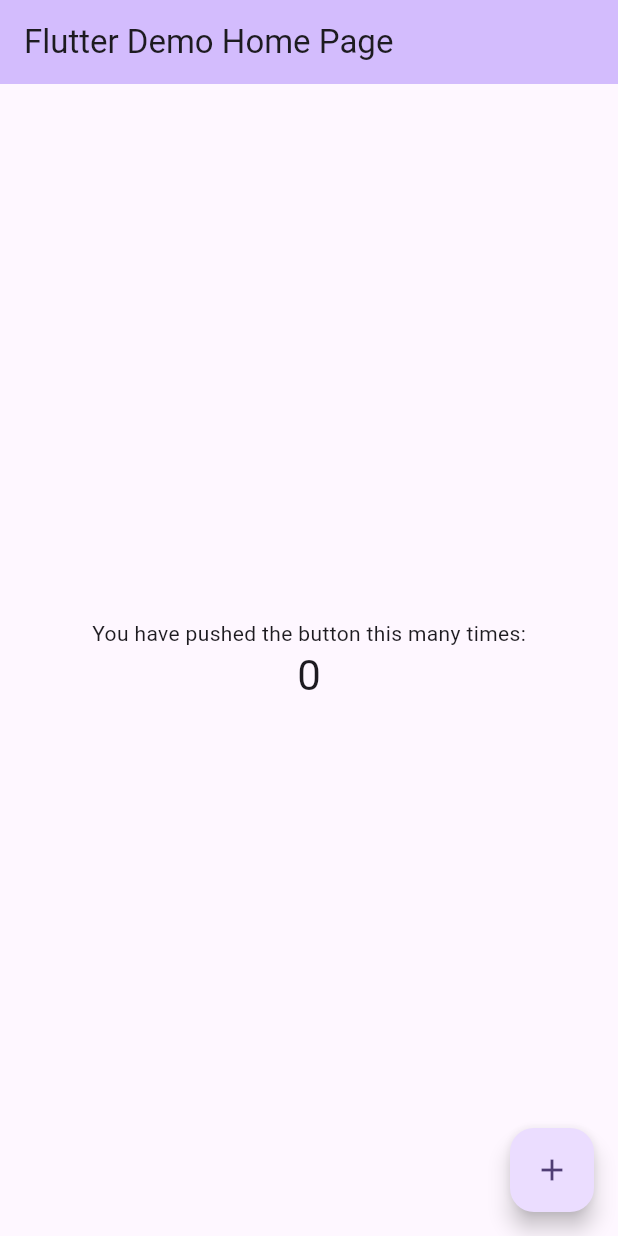
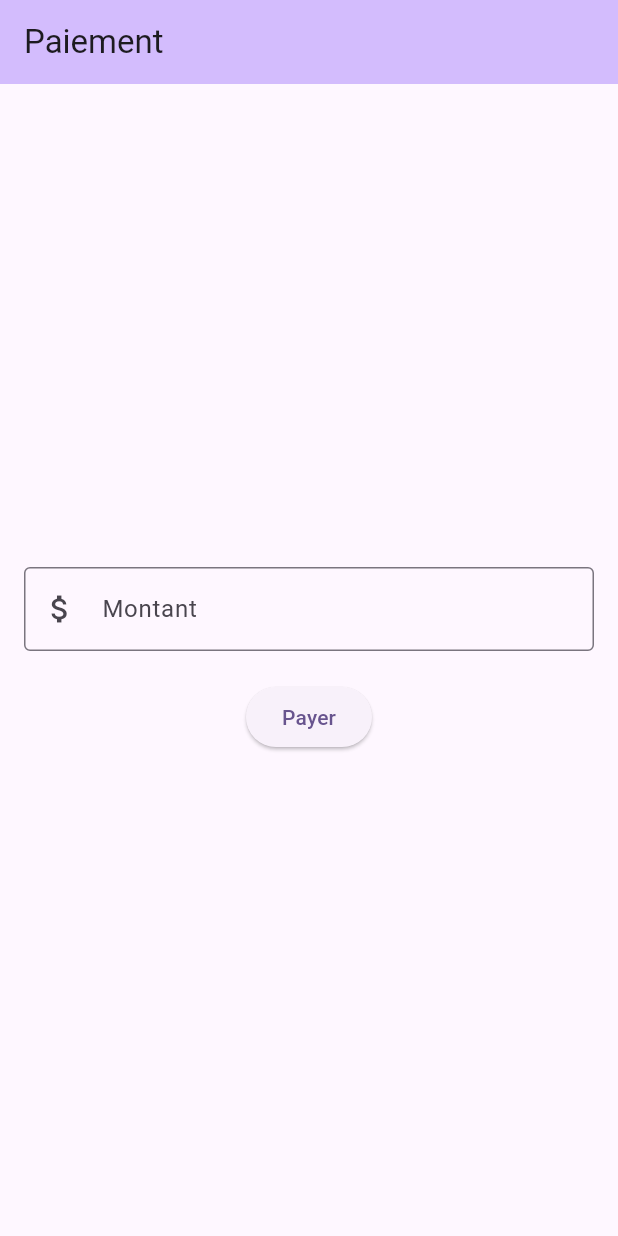
Before and after one commit to Moussier24/PaymeFlutter, a Flutter app: the screen it shows after launch, on a phone screen of 412 x 824 dp. Run offline on Flutter 3.47's test engine with Material 3 defaults, Android fonts, the phone set to English and light mode, and no system bars; our stand-ins replace webview_flutter.

Commit message:
Ajout de la page de paiement

```diff
--- a/lib/main.dart
+++ b/lib/main.dart
@@ -1,4 +1,5 @@
 import 'package:flutter/material.dart';
+import 'package:paymeapp/pages/payment_page.dart'; // Import de la page de paiement
 
 void main() {
   runApp(const MyApp());
@@ -7,64 +8,15 @@ void main() {
 class MyApp extends StatelessWidget {
   const MyApp({super.key});
 
-  // This widget is the root of your application.
   @override
   Widget build(BuildContext context) {
     return MaterialApp(
-      title: 'Flutter Demo',
+      title: 'PayMe App',
       theme: ThemeData(
         colorScheme: ColorScheme.fromSeed(seedColor: Colors.deepPurple),
         useMaterial3: true,
       ),
-      home: const MyHomePage(title: 'Flutter Demo Home Page'),
+      home: const PaymentPage(),
     );
   }
 }
-
-class MyHomePage extends StatefulWidget {
-  const MyHomePage({super.key, required this.title});
-
-  final String title;
-
-  @override
-  State<MyHomePage> createState() => _MyHomePageState();
-}
-
-class _MyHomePageState extends State<MyHomePage> {
-  int _counter = 0;
-
-  void _incrementCounter() {
-    setState(() {
-      _counter++;
-    });
-  }
-
-  @override
-  Widget build(BuildContext context) {
-    return Scaffold(
-      appBar: AppBar(
-        backgroundColor: Theme.of(context).colorScheme.inversePrimary,
-        title: Text(widget.title),
-      ),
-      body: Center(
-        child: Column(
-          mainAxisAlignment: MainAxisAlignment.center,
-          children: <Widget>[
-            const Text(
-              'You have pushed the button this many times:',
-            ),
-            Text(
-              '$_counter',
-              style: Theme.of(context).textTheme.headlineMedium,
-            ),
-          ],
-        ),
-      ),
-      floatingActionButton: FloatingActionButton(
-        onPressed: _incrementCounter,
-        tooltip: 'Increment',
-        child: const Icon(Icons.add),
-      ), // This trailing comma makes auto-formatting nicer for build methods.
-    );
-  }
-}
--- /dev/null
+++ b/lib/pages/payment_page.dart
@@ -0,0 +1,174 @@
+import 'package:flutter/material.dart';
+import 'package:webview_flutter/webview_flutter.dart';
+import 'package:http/http.dart' as http;
+import 'dart:convert';
+
+/// Page principale de paiement permettant à l'utilisateur de saisir un montant
+/// et d'initier une transaction
+class PaymentPage extends StatefulWidget {
+  const PaymentPage({super.key});
+
+  @override
+  State<PaymentPage> createState() => _PaymentPageState();
+}
+
+class _PaymentPageState extends State<PaymentPage> {
+  // Contrôleur pour le champ de saisie du montant
+  final TextEditingController _amountController = TextEditingController();
+
+  // État du chargement
+  bool _isLoading = false;
+
+  /// Fonction qui gère le processus de paiement
+  /// - Envoie une requête POST à l'API
+  /// - Affiche la page de paiement dans un modal si succès
+  /// - Gère les erreurs avec des SnackBar
+  Future<void> _processPayment() async {
+    // Active l'état de chargement
+    setState(() {
+      _isLoading = true;
+    });
+
+    try {
+      // Appel à l'API de transaction
+      final response = await http.post(
+        Uri.parse('https://c511-41-138-98-104.ngrok-free.app/api/transactions'),
+        headers: {'Content-Type': 'application/json'},
+        body: jsonEncode({
+          'amount': double.parse(_amountController.text),
+        }),
+      );
+
+      // Décode la réponse JSON
+      final responseData = jsonDecode(response.body);
+
+      if (response.statusCode == 200 || response.statusCode == 201) {
+        final paymentLink = responseData['data']['payment_link'];
+
+        // Vérification si le widget est toujours monté
+        if (!mounted) return;
+
+        // Affichage du modal avec la WebView
+        showModalBottomSheet(
+          context: context,
+          isScrollControlled: true,
+          builder: (context) => PaymentWebView(paymentLink: paymentLink),
+        );
+      } else {
+        if (!mounted) return;
+        // Affiche le message d'erreur retourné par l'API
+        ScaffoldMessenger.of(context).showSnackBar(
+          SnackBar(
+            content: Text(responseData['message'] ??
+                'Erreur lors du traitement du paiement'),
+            backgroundColor: Colors.red,
+          ),
+        );
+      }
+    } catch (e) {
+      if (!mounted) return;
+      // Affiche l'erreur technique avec plus de détails
+      ScaffoldMessenger.of(context).showSnackBar(
+        SnackBar(
+          content: Text('Une erreur est survenue: ${e.toString()}'),
+          backgroundColor: Colors.red,
+          duration: const Duration(
+              seconds: 5), // Plus long pour les erreurs techniques
+        ),
+      );
+    } finally {
+      // Désactive l'état de chargement si le widget est toujours monté
+      if (mounted) {
+        setState(() {
+          _isLoading = false;
+        });
+      }
+    }
+  }
+
+  @override
+  Widget build(BuildContext context) {
+    return Scaffold(
+      appBar: AppBar(
+        title: const Text('Paiement'),
+        backgroundColor: Theme.of(context).colorScheme.inversePrimary,
+      ),
+      body: Padding(
+        padding: const EdgeInsets.all(16.0),
+        child: Column(
+          mainAxisAlignment: MainAxisAlignment.center,
+          children: [
+            // Champ de saisie du montant
+            TextField(
+              controller: _amountController,
+              keyboardType: TextInputType.number,
+              decoration: const InputDecoration(
+                labelText: 'Montant',
+                border: OutlineInputBorder(),
+                prefixIcon: Icon(Icons.attach_money),
+              ),
+            ),
+            const SizedBox(height: 20),
+            // Bouton de paiement avec indicateur de chargement
+            ElevatedButton(
+              onPressed: _isLoading ? null : _processPayment,
+              child: _isLoading
+                  ? const SizedBox(
+                      height: 20,
+                      width: 20,
+                      child: CircularProgressIndicator(
+                        strokeWidth: 2,
+                      ),
+                    )
+                  : const Text('Payer'),
+            ),
+          ],
+        ),
+      ),
+    );
+  }
+}
+
+/// Widget qui affiche la page de paiement dans une WebView
+/// Utilisé dans un modal bottom sheet
+class PaymentWebView extends StatelessWidget {
+  final String paymentLink;
+
+  const PaymentWebView({super.key, required this.paymentLink});
+
+  @override
+  Widget build(BuildContext context) {
+    return Container(
+      // Hauteur du modal fixée à 90% de l'écran
+      height: MediaQuery.of(context).size.height * 0.9,
+      decoration: const BoxDecoration(
+        borderRadius: BorderRadius.vertical(top: Radius.circular(20)),
+      ),
+      child: Column(
+        children: [
+          // Barre supérieure avec bouton de fermeture
+          Padding(
+            padding: const EdgeInsets.all(8.0),
+            child: Row(
+              mainAxisAlignment: MainAxisAlignment.end,
+              children: [
+                IconButton(
+                  icon: const Icon(Icons.close),
+                  onPressed: () => Navigator.pop(context),
+                ),
+              ],
+            ),
+          ),
+          // WebView pour afficher la page de paiement
+          Expanded(
+            child: WebViewWidget(
+              controller: WebViewController()
+                ..loadRequest(Uri.parse(paymentLink))
+                ..setJavaScriptMode(JavaScriptMode.unrestricted),
+            ),
+          ),
+        ],
+      ),
+    );
+  }
+}
--- a/pubspec.yaml
+++ b/pubspec.yaml
@@ -2,7 +2,7 @@ name: paymeapp
 description: "A new Flutter project."
 # The following line prevents the package from being accidentally published to
 # pub.dev using `flutter pub publish`. This is preferred for private packages.
-publish_to: 'none' # Remove this line if you wish to publish to pub.dev
+publish_to: "none" # Remove this line if you wish to publish to pub.dev
 
 # The following defines the version and build number for your application.
 # A version number is three numbers separated by dots, like 1.2.43
@@ -30,7 +30,8 @@ environment:
 dependencies:
   flutter:
     sdk: flutter
-
+  http: ^1.1.0
+  webview_flutter: ^4.4.2
 
   # The following adds the Cupertino Icons font to your application.
   # Use with the CupertinoIcons class for iOS style icons.
@@ -52,7 +53,6 @@ dev_dependencies:
 
 # The following section is specific to Flutter packages.
 flutter:
-
   # The following line ensures that the Material Icons font is
   # included with your application, so that you can use the icons in
   # the material Icons class.
```
Also changed, not shown: pubspec.lock, 10 other files.
